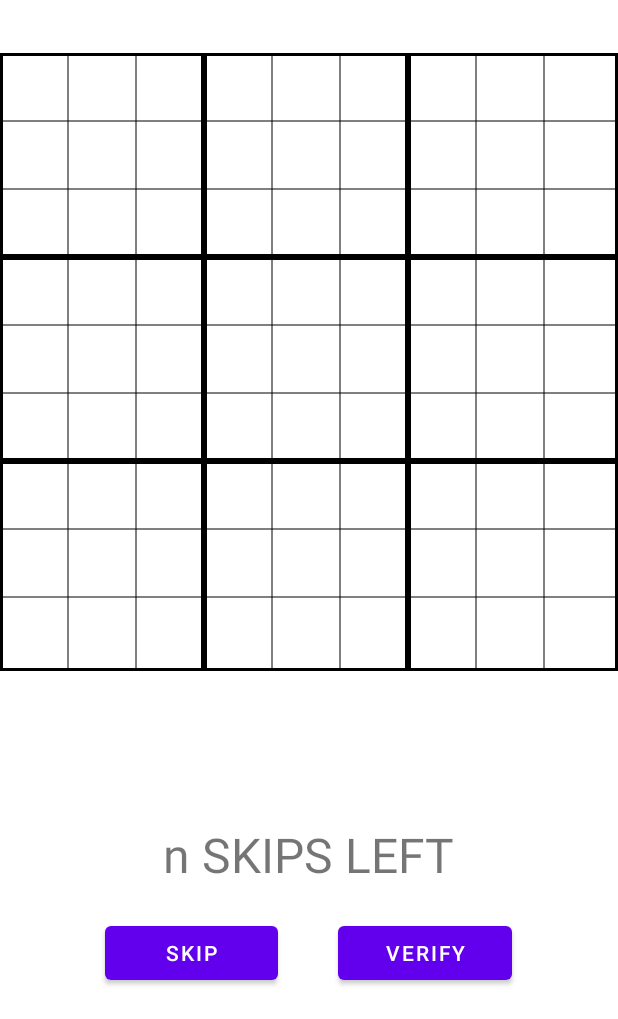
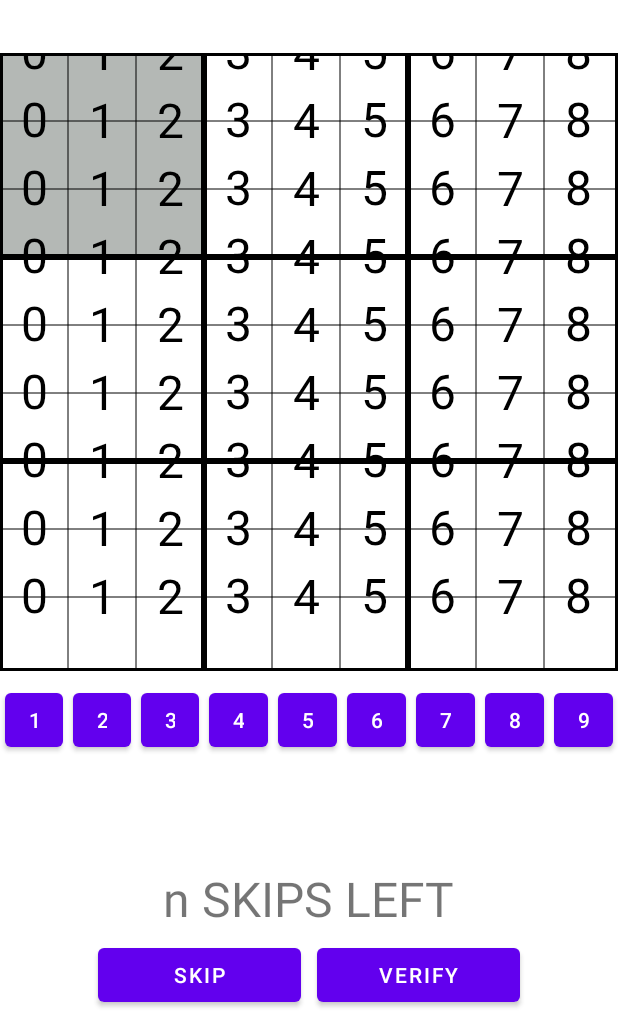
Before and after one commit to AsianInsomniac/Zendoku, an Android app: the StartSudokuActivity screen opened directly, with no data from a screen before it, on a phone screen of 412 x 824 dp, the part 217-1236 px from its top. Run offline under Robolectric (Android 15) with nearby library versions, the phone set to English and light mode, and no system bars; Roboto replaces fonts that are not available here.

Commit message:
Functioning Buttons and User Input
~

```diff
--- /dev/null
+++ b/app/src/main/java/com/mobdeve/s17/group18/zendoku/game/Board.kt
@@ -0,0 +1,7 @@
+package com.mobdeve.s17.group18.zendoku.game
+
+class Board(val size: Int, val cells: List<Cell>) {
+
+    fun getCell(row: Int, col: Int) = cells[row * size + col]
+
+}
--- /dev/null
+++ b/app/src/main/java/com/mobdeve/s17/group18/zendoku/game/Cell.kt
@@ -0,0 +1,4 @@
+package com.mobdeve.s17.group18.zendoku.game
+
+class Cell(val row: Int, val col: Int, var value: Int) {
+}
--- a/app/src/main/java/com/mobdeve/s17/group18/zendoku/game/SudokuGame.kt
+++ b/app/src/main/java/com/mobdeve/s17/group18/zendoku/game/SudokuGame.kt
@@ -5,12 +5,26 @@
 class SudokuGame { //acts as the backend of the sudoku board view
 
     var selectedCellLiveData = MutableLiveData<Pair<Int, Int>>()
+    var cellsLiveData = MutableLiveData<List<Cell>>()
 
     private var selectedRow = -1
     private var selectedCol = -1
 
+    private val board: Board
+
     init{ //called whenever a sudoku game is created
+        val cells = List(9*9) {i -> Cell(i / 9, i % 9, i %9  )} //initializes a list of of Cell class
+        board = Board(9, cells) //board class is instantiated with a cell size of 9
+
         selectedCellLiveData.postValue(Pair(selectedRow,selectedCol)) //detects what the current coordinates are and sends it to the view for display
+        cellsLiveData.postValue(board.cells) //posts the current board data
+    }
+
+    fun handleInput(number: Int) { //accepts user input value and displays it to the respective cell
+        if(selectedRow == -1 || selectedCol == -1) return
+
+        board.getCell(selectedRow, selectedCol).value = number
+        cellsLiveData.postValue(board.cells)
     }
 
     fun updateSelectedCell(row: Int, col:Int) { //updates the row and column values
--- a/app/src/main/java/com/mobdeve/s17/group18/zendoku/views/StartSudokuActivity.kt
+++ b/app/src/main/java/com/mobdeve/s17/group18/zendoku/views/StartSudokuActivity.kt
@@ -6,6 +6,7 @@
 import androidx.lifecycle.Observer
 import androidx.lifecycle.ViewModelProviders
 import com.mobdeve.s17.group18.zendoku.R
+import com.mobdeve.s17.group18.zendoku.game.Cell
 import com.mobdeve.s17.group18.zendoku.viewmodel.StartSudokuViewModel
 import kotlinx.android.synthetic.main.activity_startsudoku.*
 
@@ -21,8 +22,17 @@
 
         viewModel = ViewModelProviders.of(this).get(StartSudokuViewModel::class.java) //sets the StartSudoku activity with the StartSudokuViewModel
         viewModel.sudokuGame.selectedCellLiveData.observe(this, Observer{updateSelectedCellUI(it) })
+        viewModel.sudokuGame.cellsLiveData.observe(this, Observer{updateCells(it) })
+
+        val buttons = listOf(oneBtn, twoBtn, threeBtn, fourBtn, fiveBtn, sixBtn, sevenBtn, eightBtn, nineBtn)
+
+        buttons.forEachIndexed{index, button ->
+            button.setOnClickListener{viewModel.sudokuGame.handleInput(index + 1)}}
     }
 
+    private fun updateCells(cells: List<Cell>?) = cells?.let {
+        sudokuBoardView.updateCells(cells)
+    }
     private fun updateSelectedCellUI(cell: Pair<Int, Int>?) = cell?.let { //makes the sudokuBoardView update its UI from cell data processed in sudoku game
         sudokuBoardView.updateSelectedCellUI(cell.first, cell.second)
     }
--- a/app/src/main/java/com/mobdeve/s17/group18/zendoku/views/SudokuBoardView.kt
+++ b/app/src/main/java/com/mobdeve/s17/group18/zendoku/views/SudokuBoardView.kt
@@ -4,9 +4,11 @@
 import android.graphics.Canvas
 import android.graphics.Color
 import android.graphics.Paint
+import android.graphics.Rect
 import android.util.AttributeSet
 import android.view.MotionEvent
 import android.view.View
+import com.mobdeve.s17.group18.zendoku.game.Cell
 
 class SudokuBoardView (context: Context, attributeSet: AttributeSet) : View(context, attributeSet) {
 
@@ -19,6 +21,8 @@
     private var selectedCol = 0
 
     private var listener: SudokuBoardView.OnTouchListener? = null
+
+    private var cells: List<Cell>? = null
 
     private val thickLinePaint = Paint().apply {       // board perimeter lines and grid separator lines
         style= Paint.Style.STROKE
@@ -42,6 +46,12 @@
         color = Color.parseColor("#b4b8b5")
     }
 
+    private val textPaint = Paint().apply {
+        style = Paint.Style.FILL_AND_STROKE
+        color = Color.BLACK
+        textSize = 48F
+    }
+
     override fun onMeasure(widthMeasureSpec: Int, heightMeasureSpec: Int) { //determines the view's size
         super.onMeasure(widthMeasureSpec, heightMeasureSpec)
         val sizePixels = Math.min(widthMeasureSpec, heightMeasureSpec) //gets the minimum width and height of the board
@@ -52,20 +62,20 @@
         cellSizePixels = (width / size).toFloat() //takes the size of the board and divides it by the number of cells indicated, determines the size of the cells
         fillCells(canvas) //highlights the cell selected
         drawLines(canvas) //draws board lines
+        drawText(canvas) //draws user input text onto a cell
     }
 
     private fun fillCells(canvas: Canvas) { //responsible for locating and highlighting the cell selected in the board
-        if(selectedRow == -1 || selectedRow == -1) return //checks if the cell selected is valid
+        cells?.forEach {
+            val row = it.row
+            val col = it.col
 
-        for(row in 0..size){
-            for(col in 0..size){
             if(row == selectedRow && col == selectedCol) { //fills the selected cell with the selectedCellPaint when matched with the cell selected
                 fillCell(canvas, row, col, selectedCellPaint)
             } else if (row == selectedRow || col == selectedCol) { //fills the whole row and column the selected cell is in with conflictingCellPaint
                 fillCell(canvas, row, col, conflictingCellPaint)
             } else if ( row / sqrtSize == selectedRow / sqrtSize && col / sqrtSize == selectedCol / sqrtSize) { //fills the grid the selected cell is in with conflictingCellPaint
                 fillCell(canvas, row, col, conflictingCellPaint)
-                }
             }
         }
     }
@@ -101,6 +111,22 @@
         }
     }
 
+    private fun drawText(canvas: Canvas){
+        cells?.forEach {
+            val row = it.row
+            val col = it.col
+            val valueString = it.value.toString()
+
+            val textBounds = Rect()
+            textPaint.getTextBounds(valueString, 0, valueString.length, textBounds)
+            val textWidth = textPaint.measureText(valueString)
+            val textHeight = textBounds.height()
+
+            canvas.drawText(valueString, (col * cellSizePixels) + cellSizePixels / 2 - textWidth / 2,
+                (row * cellSizePixels) + cellSizePixels / 2 - textHeight / 2, textPaint)
+        }
+    }
+
     override fun onTouchEvent(event: MotionEvent): Boolean { // detects when board is touched
         return when (event.action) {
             MotionEvent.ACTION_DOWN -> {
@@ -123,6 +149,11 @@
         invalidate()
     }
 
+    fun updateCells(cells: List<Cell>){
+        this.cells = cells
+        invalidate()
+    }
+
     fun registerListener(listener: OnTouchListener) {
         this.listener = listener
     }
--- a/app/src/main/res/layout/activity_startsudoku.xml
+++ b/app/src/main/res/layout/activity_startsudoku.xml
@@ -36,12 +36,87 @@
         />
 
     <LinearLayout
+        android:layout_width="match_parent"
+        android:layout_height="wrap_content"
+        android:layout_below="@id/sudokuBoardView"
+        android:orientation="horizontal"
+        android:layout_marginTop="5dp"
+        android:gravity="center"
+        android:weightSum="9"
+        >
+
+        <Button
+            android:id="@+id/oneBtn"
+            android:layout_width="20dp"
+            android:layout_height="wrap_content"
+            android:text="1"
+            android:layout_margin="3dp"
+            android:layout_weight="1"/>
+        <Button
+            android:id="@+id/twoBtn"
+            android:layout_width="20dp"
+            android:layout_height="wrap_content"
+            android:text="2"
+            android:layout_margin="3dp"
+            android:layout_weight="1"/>
+        <Button
+            android:id="@+id/threeBtn"
+            android:layout_width="20dp"
+            android:layout_height="wrap_content"
+            android:text="3"
+            android:layout_margin="3dp"
+            android:layout_weight="1"/>
+        <Button
+            android:id="@+id/fourBtn"
+            android:layout_width="20dp"
+            android:layout_height="wrap_content"
+            android:text="4"
+            android:layout_margin="3dp"
+            android:layout_weight="1"/>
+        <Button
+            android:id="@+id/fiveBtn"
+            android:layout_width="20dp"
+            android:layout_height="wrap_content"
+            android:text="5"
+            android:layout_margin="3dp"
+            android:layout_weight="1"/>
+        <Button
+            android:id="@+id/sixBtn"
+            android:layout_width="20dp"
+            android:layout_height="wrap_content"
+            android:text="6"
+            android:layout_margin="3dp"
+            android:layout_weight="1"/>
+        <Button
+            android:id="@+id/sevenBtn"
+            android:layout_width="20dp"
+            android:layout_height="wrap_content"
+            android:text="7"
+            android:layout_margin="3dp"
+            android:layout_weight="1"/>
+        <Button
+            android:id="@+id/eightBtn"
+            android:layout_width="20dp"
+            android:layout_height="wrap_content"
+            android:text="8"
+            android:layout_margin="3dp"
+            android:layout_weight="1"/>
+        <Button
+            android:id="@+id/nineBtn"
+            android:layout_width="20dp"
+            android:layout_height="wrap_content"
+            android:text="9"
+            android:layout_margin="3dp"
+            android:layout_weight="1"/>
+    </LinearLayout>
+
+    <LinearLayout
         android:id="@+id/ll_indicator_and_buttons"
         android:layout_width="match_parent"
         android:layout_height="wrap_content"
         android:orientation="vertical"
         android:layout_alignParentBottom="true"
-        android:layout_marginTop="15dp"
+        android:layout_marginTop="0dp"
         >
 
         <TextView
@@ -67,7 +142,7 @@
                 android:layout_height="wrap_content"
                 android:layout_below="@id/tvSkips"
                 android:layout_weight="2"
-                android:layout_margin="20dp"
+                android:layout_margin="5dp"
                 android:text="SKIP"
                 />
 
@@ -76,7 +151,7 @@
                 android:layout_height="wrap_content"
                 android:layout_below="@id/tvSkips"
                 android:layout_weight="2"
-                android:layout_margin="20dp"
+                android:layout_margin="5dp"
                 android:text="VERIFY"
                 />
 
```
Lines whose indentation alone changed are shown as unchanged.
